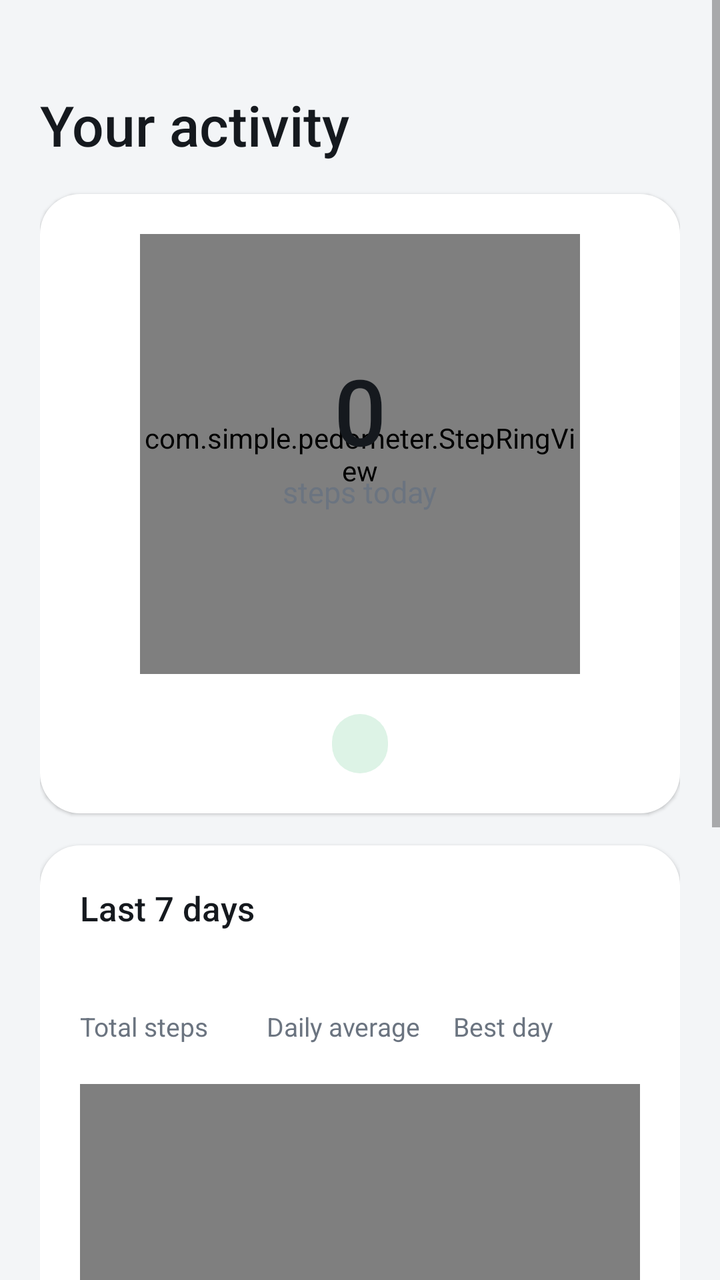
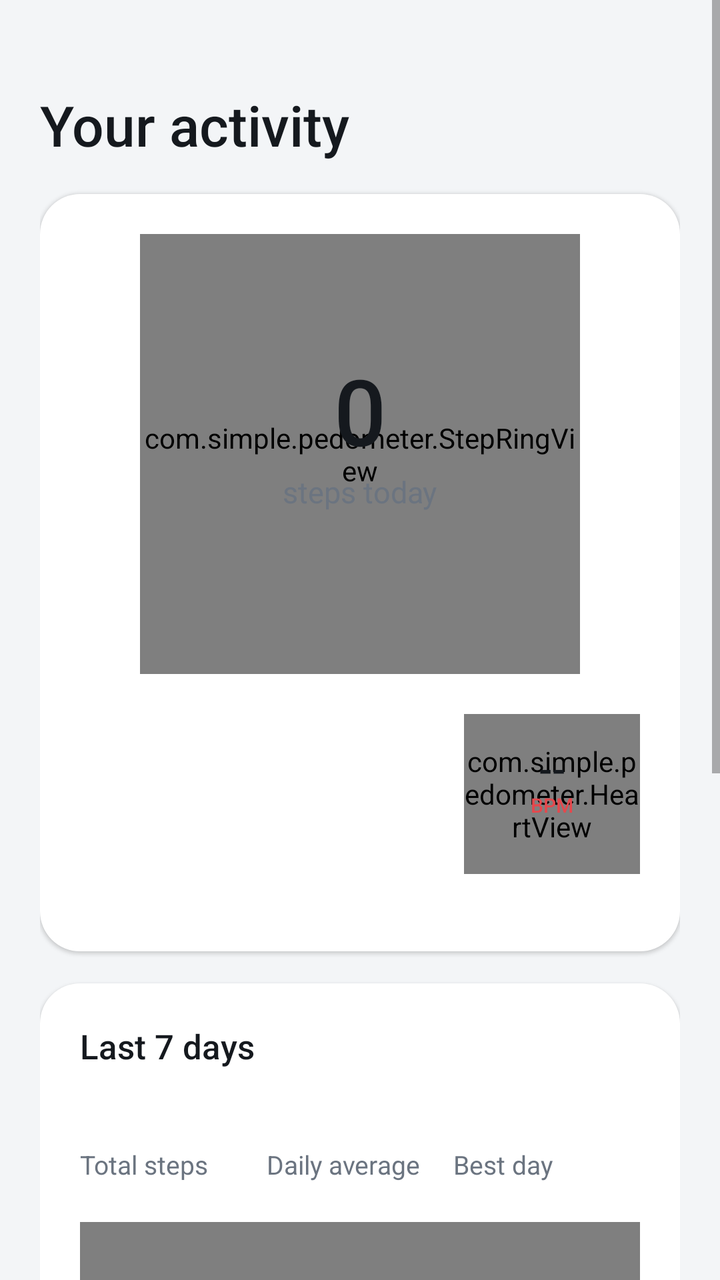

Before-and-after screenshots of an Android layout around one commit, followed by the original layout XML and the change that was made.
<!-- AndroidManifest.xml: application theme AppTheme -->
<!-- res/layout/activity_main.xml -->
<?xml version="1.0" encoding="utf-8"?>
<ScrollView xmlns:android="http://schemas.android.com/apk/res/android"
    android:layout_width="match_parent"
    android:layout_height="match_parent"
    android:background="@color/background"
    android:fillViewport="true">

    <LinearLayout
        android:layout_width="match_parent"
        android:layout_height="wrap_content"
        android:orientation="vertical"
        android:paddingStart="20dp"
        android:paddingTop="24dp"
        android:paddingEnd="20dp"
        android:paddingBottom="32dp">

        
        <TextView
            android:id="@+id/date"
            android:layout_width="wrap_content"
            android:layout_height="wrap_content"
            android:fontFamily="sans-serif-medium"
            android:letterSpacing="0.08"
            android:textAllCaps="true"
            android:textColor="@color/text_secondary"
            android:textSize="13sp" />

        <TextView
            android:layout_width="wrap_content"
            android:layout_height="wrap_content"
            android:layout_marginTop="2dp"
            android:fontFamily="sans-serif-medium"
            android:text="Your activity"
            android:textColor="@color/text_primary"
            android:textSize="28sp" />

        
        <LinearLayout
            style="@style/Card"
            android:gravity="center_horizontal"
            android:paddingTop="28dp"
            android:paddingBottom="24dp">

            <FrameLayout
                android:layout_width="220dp"
                android:layout_height="220dp">

                <com.simple.pedometer.StepRingView
                    android:id="@+id/ring"
                    android:layout_width="match_parent"
                    android:layout_height="match_parent" />

                <LinearLayout
                    android:layout_width="wrap_content"
                    android:layout_height="wrap_content"
                    android:layout_gravity="center"
                    android:gravity="center_horizontal"
                    android:orientation="vertical">

                    <TextView
                        android:id="@+id/steps_today"
                        android:layout_width="wrap_content"
                        android:layout_height="wrap_content"
                        android:fontFamily="sans-serif-medium"
                        android:text="0"
                        android:textColor="@color/text_primary"
                        android:textSize="46sp" />

                    <TextView
                        android:layout_width="wrap_content"
                        android:layout_height="wrap_content"
                        android:text="steps today"
                        android:textColor="@color/text_secondary"
                        android:textSize="15sp" />

                    <TextView
                        android:id="@+id/goal"
                        android:layout_width="wrap_content"
                        android:layout_height="wrap_content"
                        android:layout_marginTop="6dp"
                        android:textColor="@color/accent"
                        android:fontFamily="sans-serif-medium"
                        android:textSize="13sp" />
                </LinearLayout>
            </FrameLayout>

            <TextView
                android:id="@+id/status"
                android:layout_width="wrap_content"
                android:layout_height="wrap_content"
                android:layout_marginTop="20dp"
                android:background="@drawable/bg_chip"
                android:gravity="center"
                android:paddingStart="14dp"
                android:paddingTop="6dp"
                android:paddingEnd="14dp"
                android:paddingBottom="6dp"
                android:textColor="@color/accent"
                android:textSize="13sp" />
        </LinearLayout>

        
        <LinearLayout style="@style/Card">

            <TextView
                style="@style/CardTitle"
                android:text="Last 7 days" />

            <LinearLayout
                android:layout_width="match_parent"
                android:layout_height="wrap_content"
                android:layout_marginTop="12dp"
                android:orientation="horizontal">

                <LinearLayout
                    android:layout_width="0dp"
                    android:layout_height="wrap_content"
                    android:layout_weight="1"
                    android:orientation="vertical">

                    <TextView
                        android:id="@+id/week_total"
                        style="@style/StatValue" />

                    <TextView
                        style="@style/StatLabel"
                        android:text="Total steps" />
                </LinearLayout>

                <LinearLayout
                    android:layout_width="0dp"
                    android:layout_height="wrap_content"
                    android:layout_weight="1"
                    android:orientation="vertical">

                    <TextView
                        android:id="@+id/week_average"
                        style="@style/StatValue" />

                    <TextView
                        style="@style/StatLabel"
                        android:text="Daily average" />
                </LinearLayout>

                <LinearLayout
                    android:layout_width="0dp"
                    android:layout_height="wrap_content"
                    android:layout_weight="1"
                    android:orientation="vertical">

                    <TextView
                        android:id="@+id/week_best"
                        style="@style/StatValue" />

                    <TextView
                        style="@style/StatLabel"
                        android:text="Best day" />
                </LinearLayout>
            </LinearLayout>

            <com.simple.pedometer.BarChartView
                android:id="@+id/chart"
                android:layout_width="match_parent"
                android:layout_height="220dp"
                android:layout_marginTop="20dp" />
        </LinearLayout>

        
        <LinearLayout
            android:id="@+id/battery_card"
            style="@style/Card"
            android:background="@drawable/bg_warning"
            android:elevation="0dp">

            <TextView
                style="@style/CardTitle"
                android:text="Keep counting in the background"
                android:textColor="@color/warning" />

            <TextView
                android:layout_width="wrap_content"
                android:layout_height="wrap_content"
                android:layout_marginTop="4dp"
                android:text="Allow the app to ignore battery optimisation so Android doesn't stop it."
                android:textColor="@color/text_secondary"
                android:textSize="14sp" />

            <Button
                android:id="@+id/battery_button"
                android:layout_width="wrap_content"
                android:layout_height="44dp"
                android:layout_marginTop="14dp"
                android:background="@drawable/bg_button"
                android:fontFamily="sans-serif-medium"
                android:paddingStart="22dp"
                android:paddingEnd="22dp"
                android:stateListAnimator="@null"
                android:text="Allow"
                android:textAllCaps="false"
                android:textColor="#FFFFFF"
                android:textSize="15sp" />
        </LinearLayout>
    </LinearLayout>
</ScrollView>
<!-- resources referenced by this layout -->
<resources>
  <color name="accent">#1E9E5A</color>
  <color name="background">#F3F5F7</color>
  <color name="text_primary">#15191E</color>
  <color name="text_secondary">#6B7480</color>
  <color name="warning">#B26A00</color>
  <!-- drawable bg_button (drawable) -->
  <?xml version="1.0" encoding="utf-8"?>
  <ripple xmlns:android="http://schemas.android.com/apk/res/android"
      android:color="#33FFFFFF">
      <item>
          <shape>
              <solid android:color="@color/accent" />
              <corners android:radius="100dp" />
          </shape>
      </item>
  </ripple>
  <!-- drawable bg_chip (drawable) -->
  <?xml version="1.0" encoding="utf-8"?>
  <shape xmlns:android="http://schemas.android.com/apk/res/android">
      <solid android:color="@color/accent_soft" />
      <corners android:radius="100dp" />
  </shape>
  <!-- drawable bg_warning (drawable) -->
  <?xml version="1.0" encoding="utf-8"?>
  <shape xmlns:android="http://schemas.android.com/apk/res/android">
      <solid android:color="@color/warning_soft" />
      <corners android:radius="20dp" />
  </shape>
  <style name="Card">
          <item name="android:layout_width">match_parent</item>
          <item name="android:layout_height">wrap_content</item>
          <item name="android:layout_marginTop">16dp</item>
          <item name="android:background">@drawable/bg_card</item>
          <item name="android:elevation">1dp</item>
          <item name="android:orientation">vertical</item>
          <item name="android:padding">20dp</item>
      </style>
  <style name="CardTitle">
          <item name="android:layout_width">wrap_content</item>
          <item name="android:layout_height">wrap_content</item>
          <item name="android:fontFamily">sans-serif-medium</item>
          <item name="android:textColor">@color/text_primary</item>
          <item name="android:textSize">17sp</item>
      </style>
  <style name="StatLabel">
          <item name="android:layout_width">wrap_content</item>
          <item name="android:layout_height">wrap_content</item>
          <item name="android:textColor">@color/text_secondary</item>
          <item name="android:textSize">13sp</item>
      </style>
  <style name="StatValue">
          <item name="android:layout_width">wrap_content</item>
          <item name="android:layout_height">wrap_content</item>
          <item name="android:fontFamily">sans-serif-medium</item>
          <item name="android:textColor">@color/text_primary</item>
          <item name="android:textSize">20sp</item>
      </style>
  <style name="AppTheme" parent="android:Theme.Material.Light.NoActionBar">
          <item name="android:colorPrimary">@color/accent</item>
          <item name="android:colorAccent">@color/accent</item>
          <item name="android:windowBackground">@color/background</item>
          <item name="android:statusBarColor">@color/background</item>
          <item name="android:navigationBarColor">@color/background</item>
          <item name="android:windowLightStatusBar">true</item>
      </style>
  <color name="accent_soft">#DDF3E6</color>
  <color name="warning_soft">#FFF4E0</color>
  <!-- drawable bg_card (drawable) -->
  <?xml version="1.0" encoding="utf-8"?>
  <shape xmlns:android="http://schemas.android.com/apk/res/android">
      <solid android:color="@color/card" />
      <corners android:radius="20dp" />
  </shape>
  <color name="card">#FFFFFF</color>
</resources>

<!-- the commit's change to res/layout/activity_main.xml (unified diff, before → after) -->
@@ -84,19 +84,80 @@
                 </LinearLayout>
             </FrameLayout>
 
-            <TextView
-                android:id="@+id/status"
-                android:layout_width="wrap_content"
+            
+            <LinearLayout
+                android:layout_width="match_parent"
                 android:layout_height="wrap_content"
                 android:layout_marginTop="20dp"
-                android:background="@drawable/bg_chip"
-                android:gravity="center"
-                android:paddingStart="14dp"
-                android:paddingTop="6dp"
-                android:paddingEnd="14dp"
-                android:paddingBottom="6dp"
-                android:textColor="@color/accent"
-                android:textSize="13sp" />
+                android:gravity="center_vertical"
+                android:orientation="horizontal">
+
+                <TextView
+                    android:id="@+id/status"
+                    android:layout_width="0dp"
+                    android:layout_height="wrap_content"
+                    android:layout_weight="1"
+                    android:textColor="@color/accent"
+                    android:fontFamily="sans-serif-medium"
+                    android:textSize="13sp" />
+
+                <LinearLayout
+                    android:id="@+id/pulse_widget"
+                    android:layout_width="wrap_content"
+                    android:layout_height="wrap_content"
+                    android:background="?android:attr/selectableItemBackgroundBorderless"
+                    android:clickable="true"
+                    android:focusable="true"
+                    android:gravity="center_horizontal"
+                    android:orientation="vertical">
+
+                    <FrameLayout
+                        android:layout_width="88dp"
+                        android:layout_height="80dp">
+
+                        <com.simple.pedometer.HeartView
+                            android:id="@+id/pulse_heart"
+                            android:layout_width="match_parent"
+                            android:layout_height="match_parent" />
+
+                        <LinearLayout
+                            android:layout_width="wrap_content"
+                            android:layout_height="wrap_content"
+                            android:layout_gravity="center"
+                            android:layout_marginBottom="6dp"
+                            android:gravity="center_horizontal"
+                            android:orientation="vertical">
+
+                            <TextView
+                                android:id="@+id/pulse_value"
+                                android:layout_width="wrap_content"
+                                android:layout_height="wrap_content"
+                                android:fontFamily="sans-serif-medium"
+                                android:includeFontPadding="false"
+                                android:text="--"
+                                android:textColor="@color/text_primary"
+                                android:textSize="20sp" />
+
+                            <TextView
+                                android:layout_width="wrap_content"
+                                android:layout_height="wrap_content"
+                                android:fontFamily="sans-serif-medium"
+                                android:includeFontPadding="false"
+                                android:text="BPM"
+                                android:textColor="@color/heart"
+                                android:textSize="10sp" />
+                        </LinearLayout>
+                    </FrameLayout>
+
+                    <TextView
+                        android:id="@+id/pulse_time"
+                        android:layout_width="wrap_content"
+                        android:layout_height="wrap_content"
+                        android:layout_marginTop="4dp"
+                        android:textColor="@color/text_secondary"
+                        android:textSize="11sp" />
+                </LinearLayout>
+            </LinearLayout>
         </LinearLayout>
 
         
<!-- resource entries referenced after the edit -->
@@ -2,6 +2,7 @@
 <resources>
   <color name="accent">#1E9E5A</color>
   <color name="background">#F3F5F7</color>
+  <color name="heart">#E5484D</color>
   <color name="text_primary">#15191E</color>
   <color name="text_secondary">#6B7480</color>
   <color name="warning">#B26A00</color>
@@ -16,12 +17,6 @@
           </shape>
       </item>
   </ripple>
-  <!-- drawable bg_chip (drawable) -->
-  <?xml version="1.0" encoding="utf-8"?>
-  <shape xmlns:android="http://schemas.android.com/apk/res/android">
-      <solid android:color="@color/accent_soft" />
-      <corners android:radius="100dp" />
-  </shape>
   <!-- drawable bg_warning (drawable) -->
   <?xml version="1.0" encoding="utf-8"?>
   <shape xmlns:android="http://schemas.android.com/apk/res/android">
@@ -65,7 +60,6 @@
           <item name="android:navigationBarColor">@color/background</item>
           <item name="android:windowLightStatusBar">true</item>
       </style>
-  <color name="accent_soft">#DDF3E6</color>
   <color name="warning_soft">#FFF4E0</color>
   <!-- drawable bg_card (drawable) -->
   <?xml version="1.0" encoding="utf-8"?>
